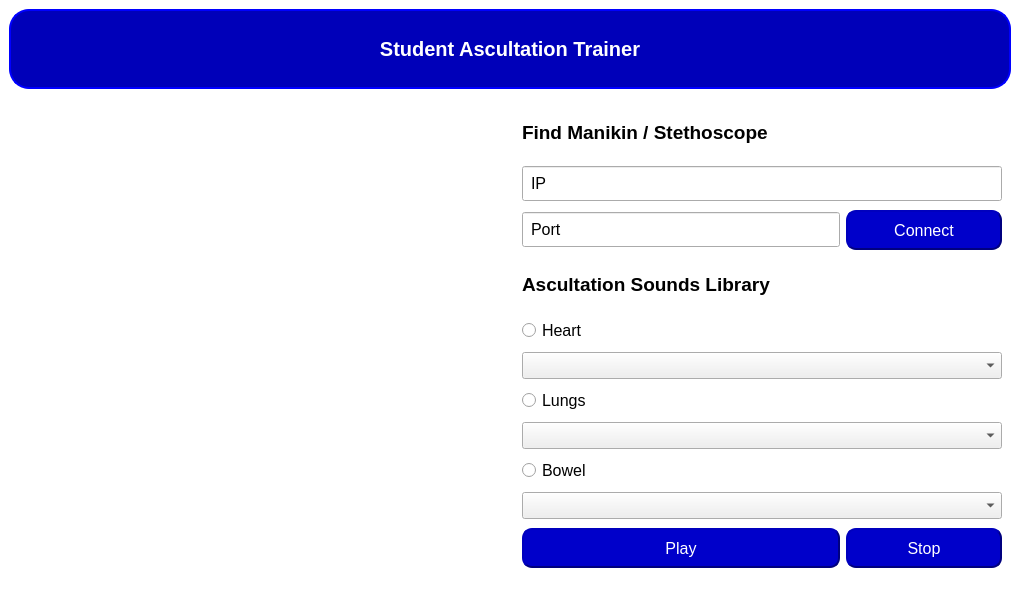
Above: ui_mainwindow.ui from fabeha-raheel/embedded-project before the change. Below: the same form after it.
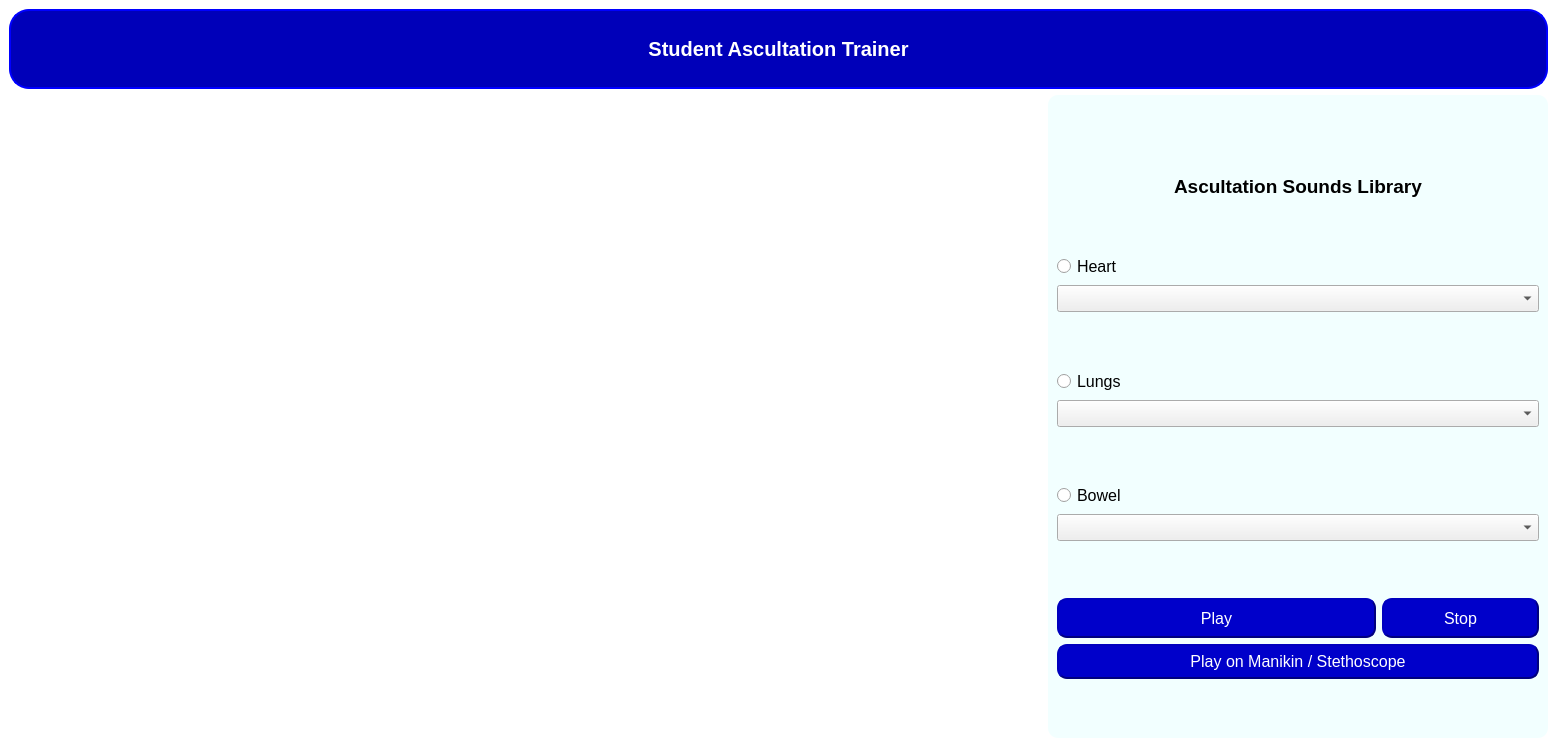
That is the form after the change. Icons and pictures are not drawn.

Patch:
```diff
--- a/ui_mainwindow.ui
+++ b/ui_mainwindow.ui
@@ -6,8 +6,8 @@
    <rect>
     <x>0</x>
     <y>0</y>
-    <width>1020</width>
-    <height>600</height>
+    <width>1557</width>
+    <height>747</height>
    </rect>
   </property>
   <property name="sizePolicy">
@@ -28,45 +28,6 @@
    <layout class="QGridLayout" name="gridLayout_2">
     <item row="0" column="0">
      <layout class="QGridLayout" name="gridLayout">
-      <item row="0" column="0" colspan="2">
-       <widget class="QLabel" name="label">
-        <property name="sizePolicy">
-         <sizepolicy hsizetype="Preferred" vsizetype="Minimum">
-          <horstretch>0</horstretch>
-          <verstretch>0</verstretch>
-         </sizepolicy>
-        </property>
-        <property name="maximumSize">
-         <size>
-          <width>16777215</width>
-          <height>80</height>
-         </size>
-        </property>
-        <property name="font">
-         <font>
-          <pointsize>15</pointsize>
-          <weight>75</weight>
-          <bold>true</bold>
-         </font>
-        </property>
-        <property name="styleSheet">
-         <string notr="true">QLabel {
-    border: 2px solid blue;
-    border-radius: 20px;
-    padding: 2px;
-	background-color: rgb(0, 0, 185);
-	color: white;
-}
-</string>
-        </property>
-        <property name="text">
-         <string>Student Ascultation Trainer</string>
-        </property>
-        <property name="alignment">
-         <set>Qt::AlignCenter</set>
-        </property>
-       </widget>
-      </item>
       <item row="1" column="0">
        <widget class="QWidget" name="cardiogram" native="true">
         <property name="minimumSize">
@@ -82,45 +43,8 @@
         </property>
        </widget>
       </item>
-      <item row="2" column="0" rowspan="2">
-       <widget class="QWidget" name="manikin_display" native="true">
-        <layout class="QGridLayout" name="gridLayout_4">
-         <item row="0" column="0">
-          <widget class="QLabel" name="manikin_icon">
-           <property name="sizePolicy">
-            <sizepolicy hsizetype="Preferred" vsizetype="Minimum">
-             <horstretch>0</horstretch>
-             <verstretch>0</verstretch>
-            </sizepolicy>
-           </property>
-           <property name="minimumSize">
-            <size>
-             <width>0</width>
-             <height>200</height>
-            </size>
-           </property>
-           <property name="maximumSize">
-            <size>
-             <width>16777215</width>
-             <height>600</height>
-            </size>
-           </property>
-           <property name="text">
-            <string/>
-           </property>
-           <property name="pixmap">
-            <pixmap resource="resources.qrc">:/images/pcs_images/1.JPG</pixmap>
-           </property>
-           <property name="scaledContents">
-            <bool>true</bool>
-           </property>
-          </widget>
-         </item>
-        </layout>
-       </widget>
-      </item>
       <item row="1" column="1" rowspan="3">
-       <widget class="QWidget" name="widget_3" native="true">
+       <widget class="QWidget" name="side_widget" native="true">
         <property name="sizePolicy">
          <sizepolicy hsizetype="Preferred" vsizetype="Minimum">
           <horstretch>0</horstretch>
@@ -133,8 +57,42 @@
           <height>16777215</height>
          </size>
         </property>
+        <property name="styleSheet">
+         <string notr="true">QWidget#side_widget{
+	background-color: rgb(242, 255, 255);
+	padding: 0px;
+	border: 0px;
+	border-radius: 10px;
+}</string>
+        </property>
         <layout class="QGridLayout" name="gridLayout_3">
-         <item row="11" column="0" colspan="3">
+         <item row="6" column="0" colspan="3" alignment="Qt::AlignHCenter">
+          <widget class="QLabel" name="label_3">
+           <property name="sizePolicy">
+            <sizepolicy hsizetype="Preferred" vsizetype="Minimum">
+             <horstretch>0</horstretch>
+             <verstretch>0</verstretch>
+            </sizepolicy>
+           </property>
+           <property name="maximumSize">
+            <size>
+             <width>16777215</width>
+             <height>50</height>
+            </size>
+           </property>
+           <property name="font">
+            <font>
+             <pointsize>14</pointsize>
+             <weight>75</weight>
+             <bold>true</bold>
+            </font>
+           </property>
+           <property name="text">
+            <string>Ascultation Sounds Library</string>
+           </property>
+          </widget>
+         </item>
+         <item row="16" column="0" colspan="3">
           <widget class="QComboBox" name="bowel_sounds_list">
            <property name="font">
             <font>
@@ -143,93 +101,32 @@
            </property>
           </widget>
          </item>
-         <item row="2" column="2">
-          <widget class="QPushButton" name="connect_button">
-           <property name="minimumSize">
-            <size>
-             <width>0</width>
-             <height>40</height>
-            </size>
-           </property>
+         <item row="15" column="0">
+          <widget class="QRadioButton" name="bowel_sound_select">
            <property name="font">
             <font>
              <pointsize>12</pointsize>
             </font>
            </property>
-           <property name="styleSheet">
-            <string notr="true">QPushButton {
-    background-color: rgb(0, 0, 202);
-    border-style: outset;
-    border-width: 2px;
-    border-radius: 10px;
-    border-color: rgb(0, 0, 127);
-    padding: 6px;
-	color: white;
-}
-QPushButton:pressed {
-    background-color: rgb(0, 0, 255);
-    border-style: inset;
-}</string>
-           </property>
            <property name="text">
-            <string>Connect</string>
+            <string>Bowel</string>
            </property>
           </widget>
          </item>
-         <item row="2" column="0" colspan="2">
-          <widget class="QLineEdit" name="manikin_port">
-           <property name="font">
-            <font>
-             <pointsize>12</pointsize>
-            </font>
+         <item row="20" column="1">
+          <spacer name="verticalSpacer">
+           <property name="orientation">
+            <enum>Qt::Vertical</enum>
            </property>
-           <property name="styleSheet">
-            <string notr="true">QLineEdit{
-	padding: 6px;
-}</string>
-           </property>
-           <property name="text">
-            <string>Port</string>
-           </property>
-           <property name="alignment">
-            <set>Qt::AlignLeading|Qt::AlignLeft|Qt::AlignVCenter</set>
-           </property>
-          </widget>
-         </item>
-         <item row="12" column="2">
-          <widget class="QPushButton" name="stop_button">
-           <property name="minimumSize">
+           <property name="sizeHint" stdset="0">
             <size>
-             <width>0</width>
+             <width>20</width>
              <height>40</height>
             </size>
            </property>
-           <property name="font">
-            <font>
-             <pointsize>12</pointsize>
-            </font>
-           </property>
-           <property name="styleSheet">
-            <string notr="true">QPushButton {
-    background-color: rgb(0, 0, 202);
-    border-style: outset;
-    border-width: 2px;
-    border-radius: 10px;
-    border-color: rgb(0, 0, 127);
-    padding: 6px;
-	color: white;
-}
-QPushButton:pressed {
-    background-color: rgb(0, 0, 255);
-    border-style: inset;
-}</string>
-           </property>
-           <property name="text">
-            <string>Stop</string>
-           </property>
-          </widget>
+          </spacer>
          </item>
-         <item row="12" column="0" colspan="2">
+         <item row="18" column="0" colspan="2">
           <widget class="QPushButton" name="play_button">
            <property name="minimumSize">
             <size>
@@ -262,7 +159,7 @@
            </property>
           </widget>
          </item>
-         <item row="8" column="0">
+         <item row="12" column="0">
           <widget class="QRadioButton" name="lungs_sound_select">
            <property name="font">
             <font>
@@ -274,7 +171,40 @@
            </property>
           </widget>
          </item>
-         <item row="9" column="0" colspan="3">
+         <item row="18" column="2">
+          <widget class="QPushButton" name="stop_button">
+           <property name="minimumSize">
+            <size>
+             <width>0</width>
+             <height>40</height>
+            </size>
+           </property>
+           <property name="font">
+            <font>
+             <pointsize>12</pointsize>
+            </font>
+           </property>
+           <property name="styleSheet">
+            <string notr="true">QPushButton {
+    background-color: rgb(0, 0, 202);
+    border-style: outset;
+    border-width: 2px;
+    border-radius: 10px;
+    border-color: rgb(0, 0, 127);
+    padding: 6px;
+	color: white;
+}
+QPushButton:pressed {
+    background-color: rgb(0, 0, 255);
+    border-style: inset;
+}</string>
+           </property>
+           <property name="text">
+            <string>Stop</string>
+           </property>
+          </widget>
+         </item>
+         <item row="13" column="0" colspan="3">
           <widget class="QComboBox" name="lungs_sounds_list">
            <property name="font">
             <font>
@@ -283,7 +213,42 @@
            </property>
           </widget>
          </item>
-         <item row="4" column="0" colspan="2">
+         <item row="10" column="1">
+          <spacer name="verticalSpacer_5">
+           <property name="orientation">
+            <enum>Qt::Vertical</enum>
+           </property>
+           <property name="sizeHint" stdset="0">
+            <size>
+             <width>20</width>
+             <height>40</height>
+            </size>
+           </property>
+          </spacer>
+         </item>
+         <item row="9" column="0" colspan="3">
+          <widget class="QComboBox" name="heart_sounds_list">
+           <property name="font">
+            <font>
+             <pointsize>12</pointsize>
+            </font>
+           </property>
+          </widget>
+         </item>
+         <item row="7" column="1">
+          <spacer name="verticalSpacer_4">
+           <property name="orientation">
+            <enum>Qt::Vertical</enum>
+           </property>
+           <property name="sizeHint" stdset="0">
+            <size>
+             <width>20</width>
+             <height>40</height>
+            </size>
+           </property>
+          </spacer>
+         </item>
+         <item row="8" column="0" colspan="2">
           <widget class="QRadioButton" name="heart_sound_select">
            <property name="font">
             <font>
@@ -295,100 +260,162 @@
            </property>
           </widget>
          </item>
-         <item row="3" column="0" colspan="3">
-          <widget class="QLabel" name="label_3">
-           <property name="sizePolicy">
-            <sizepolicy hsizetype="Preferred" vsizetype="Minimum">
-             <horstretch>0</horstretch>
-             <verstretch>0</verstretch>
-            </sizepolicy>
+         <item row="4" column="1">
+          <widget class="QLabel" name="eme_logo">
+           <property name="text">
+            <string/>
            </property>
-           <property name="maximumSize">
-            <size>
-             <width>16777215</width>
-             <height>50</height>
-            </size>
+           <property name="pixmap">
+            <pixmap resource="resources.qrc">:/images/eme-logo.png</pixmap>
            </property>
-           <property name="font">
-            <font>
-             <pointsize>14</pointsize>
-             <weight>75</weight>
-             <bold>true</bold>
-            </font>
+           <property name="scaledContents">
+            <bool>true</bool>
            </property>
-           <property name="text">
-            <string>Ascultation Sounds Library</string>
-           </property>
           </widget>
          </item>
-         <item row="0" column="0" colspan="3">
-          <widget class="QLabel" name="label_4">
-           <property name="sizePolicy">
-            <sizepolicy hsizetype="Preferred" vsizetype="Minimum">
-             <horstretch>0</horstretch>
-             <verstretch>0</verstretch>
-            </sizepolicy>
+         <item row="17" column="1">
+          <spacer name="verticalSpacer_3">
+           <property name="orientation">
+            <enum>Qt::Vertical</enum>
            </property>
-           <property name="maximumSize">
+           <property name="sizeHint" stdset="0">
             <size>
-             <width>16777215</width>
-             <height>50</height>
+             <width>20</width>
+             <height>40</height>
             </size>
            </property>
-           <property name="font">
-            <font>
-             <pointsize>14</pointsize>
-             <weight>75</weight>
-             <bold>true</bold>
-            </font>
+          </spacer>
+         </item>
+         <item row="14" column="1">
+          <spacer name="verticalSpacer_6">
+           <property name="orientation">
+            <enum>Qt::Vertical</enum>
            </property>
-           <property name="text">
-            <string>Find Manikin / Stethoscope</string>
+           <property name="sizeHint" stdset="0">
+            <size>
+             <width>20</width>
+             <height>40</height>
+            </size>
            </property>
-          </widget>
+          </spacer>
          </item>
-         <item row="10" column="0">
-          <widget class="QRadioButton" name="bowel_sound_select">
-           <property name="font">
-            <font>
-             <pointsize>12</pointsize>
-            </font>
+         <item row="5" column="1">
+          <spacer name="verticalSpacer_2">
+           <property name="orientation">
+            <enum>Qt::Vertical</enum>
            </property>
-           <property name="text">
-            <string>Bowel</string>
+           <property name="sizeHint" stdset="0">
+            <size>
+             <width>20</width>
+             <height>40</height>
+            </size>
            </property>
-          </widget>
+          </spacer>
          </item>
-         <item row="5" column="0" colspan="3">
-          <widget class="QComboBox" name="heart_sounds_list">
-           <property name="font">
-            <font>
-             <pointsize>12</pointsize>
-            </font>
-           </property>
-          </widget>
-         </item>
-         <item row="1" column="0" colspan="3">
-          <widget class="QLineEdit" name="manikin_ip">
+         <item row="19" column="0" colspan="3">
+          <widget class="QPushButton" name="play_device_button">
            <property name="font">
             <font>
              <pointsize>12</pointsize>
             </font>
            </property>
            <property name="styleSheet">
-            <string notr="true">QLineEdit{
-	padding: 6px;
+            <string notr="true">QPushButton {
+    background-color: rgb(0, 0, 202);
+    border-style: outset;
+    border-width: 2px;
+    border-radius: 10px;
+    border-color: rgb(0, 0, 127);
+    padding: 6px;
+	color: white;
+}
+QPushButton:pressed {
+    background-color: rgb(0, 0, 255);
+    border-style: inset;
 }</string>
            </property>
            <property name="text">
-            <string>IP</string>
+            <string>Play on Manikin / Stethoscope</string>
+           </property>
+          </widget>
+         </item>
+        </layout>
+       </widget>
+      </item>
+      <item row="2" column="0" rowspan="2">
+       <widget class="QWidget" name="manikin_display" native="true">
+        <layout class="QGridLayout" name="gridLayout_4">
+         <item row="0" column="0">
+          <widget class="QLabel" name="manikin_icon">
+           <property name="sizePolicy">
+            <sizepolicy hsizetype="Preferred" vsizetype="Minimum">
+             <horstretch>0</horstretch>
+             <verstretch>0</verstretch>
+            </sizepolicy>
+           </property>
+           <property name="minimumSize">
+            <size>
+             <width>0</width>
+             <height>200</height>
+            </size>
+           </property>
+           <property name="maximumSize">
+            <size>
+             <width>16777215</width>
+             <height>600</height>
+            </size>
+           </property>
+           <property name="text">
+            <string/>
+           </property>
+           <property name="pixmap">
+            <pixmap resource="resources.qrc">:/images/pcs_images/1.JPG</pixmap>
+           </property>
+           <property name="scaledContents">
+            <bool>true</bool>
+           </property>
+          </widget>
+         </item>
+        </layout>
+       </widget>
+      </item>
+      <item row="0" column="0" colspan="2">
+       <widget class="QLabel" name="label">
+        <property name="sizePolicy">
+         <sizepolicy hsizetype="Preferred" vsizetype="Minimum">
+          <horstretch>0</horstretch>
+          <verstretch>0</verstretch>
+         </sizepolicy>
+        </property>
+        <property name="maximumSize">
+         <size>
+          <width>16777215</width>
+          <height>80</height>
+         </size>
+        </property>
+        <property name="font">
+         <font>
+          <pointsize>15</pointsize>
+          <weight>75</weight>
+          <bold>true</bold>
+         </font>
+        </property>
+        <property name="styleSheet">
+         <string notr="true">QLabel {
+    border: 2px solid blue;
+    border-radius: 20px;
+    padding: 2px;
+	background-color: rgb(0, 0, 185);
+	color: white;
+}
+</string>
+        </property>
+        <property name="text">
+         <string>Student Ascultation Trainer</string>
            </property>
            <property name="alignment">
-            <set>Qt::AlignLeading|Qt::AlignLeft|Qt::AlignVCenter</set>
-           </property>
-          </widget>
-         </item>
-        </layout>
+         <set>Qt::AlignCenter</set>
+        </property>
        </widget>
       </item>
      </layout>
```
Lines whose indentation alone changed are shown as unchanged.
